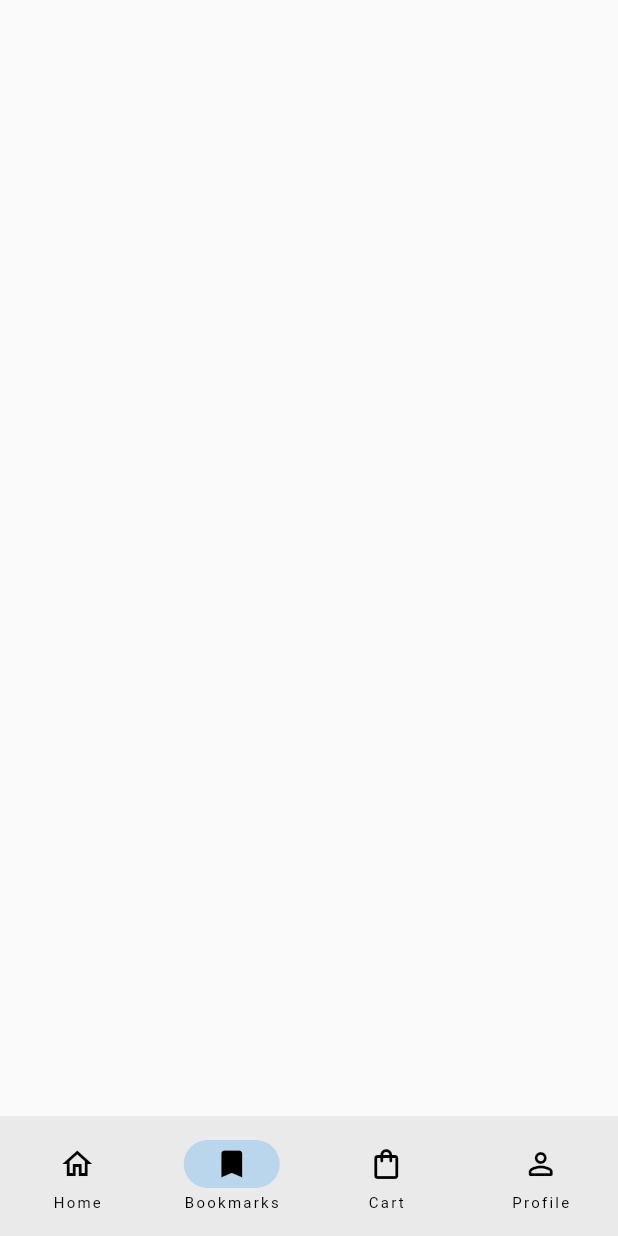
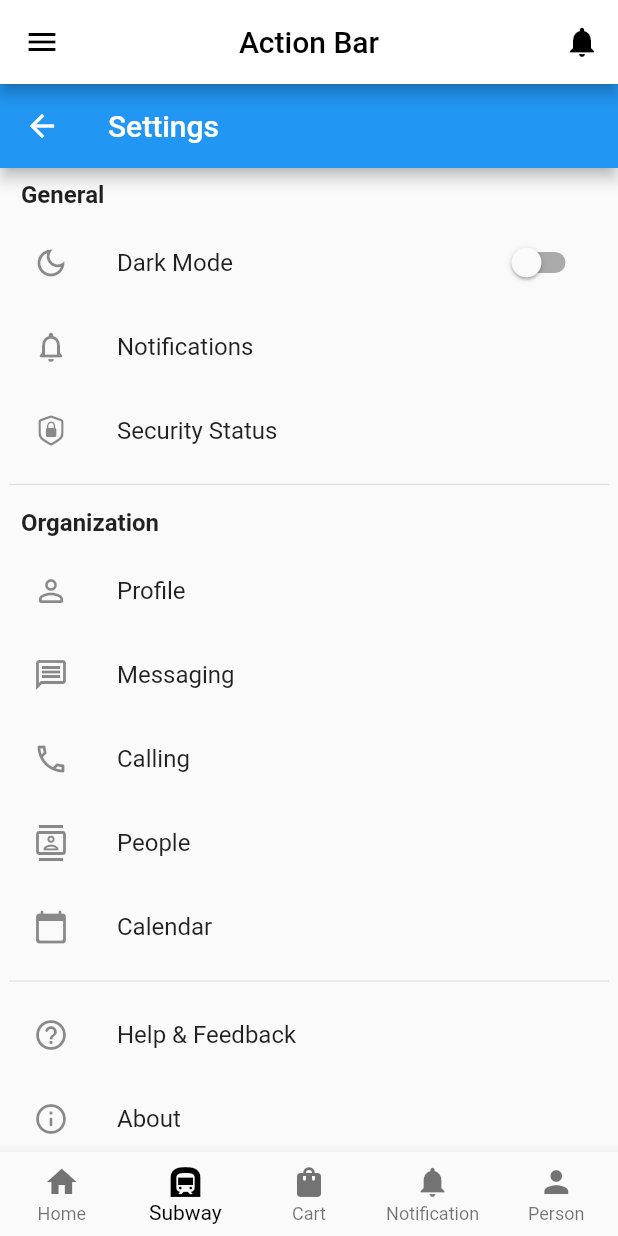
Before and after one commit to Adventure-SWD/Mobile, a Flutter app: the MyHomePage screen opened by its route, item 2 of the bottom bar chosen, on a phone screen of 412 x 824 dp. Run offline on Flutter 3.47's test engine with Material 2 defaults, Android fonts, the phone set to English and light mode, and no system bars.

Commit message:
update bottom navigation bar

```diff
--- a/lib/bottom_navigation_bar.dart
+++ b/lib/bottom_navigation_bar.dart
@@ -34,9 +34,9 @@ const _navBarItems = [
     label: 'Home',
   ),
   NavigationDestination(
-    icon: Icon(Icons.bookmark_border_outlined),
-    selectedIcon: Icon(Icons.bookmark_rounded),
-    label: 'Bookmarks',
+    icon: Icon(Icons.subway_outlined),
+    selectedIcon: Icon(Icons.subway_rounded),
+    label: 'Subway',
   ),
   NavigationDestination(
     icon: Icon(Icons.shopping_bag_outlined),
@@ -44,6 +44,11 @@ const _navBarItems = [
     label: 'Cart',
   ),
   NavigationDestination(
+    icon: Icon(Icons.notifications_outlined),
+    selectedIcon: Icon(Icons.notifications_rounded),
+    label: 'Notification',
+  ),
+  NavigationDestination(
     icon: Icon(Icons.person_outline_rounded),
     selectedIcon: Icon(Icons.person_rounded),
     label: 'Profile',
--- a/lib/home_page.dart
+++ b/lib/home_page.dart
@@ -1,35 +1,25 @@
 import 'package:flutter/material.dart';
+import 'package:metrofood/search_bar_app.dart';
 
-//Screen
-import 'package:metrofood/search_bar_app.dart';
-import 'app_bar.dart';
-import 'bottom_navigation_bar.dart';
-
-class MyHomePage extends StatefulWidget {
+class HomePage extends StatefulWidget {
   static const routeName = '/home-page';
-
-  const MyHomePage({
-    super.key
-  });
+  const HomePage({Key? key}) : super(key: key);
 
   @override
-  State<MyHomePage> createState() => _MyHomePageState();
+  State<StatefulWidget> createState() => _HomePageState();
 }
 
-class _MyHomePageState extends State<MyHomePage> {
-  int _currentIndex = 0;
-  bool isDark = false;
-
+class _HomePageState extends State<HomePage> {
   @override
   Widget build(BuildContext context) {
-    return Scaffold(
-      appBar: const CustomAppBar(),
-      body: const Padding(
-        padding: EdgeInsets.all(8.0),
-        child: SearchBarApp(),
-      ),
-      bottomNavigationBar: Material3BottomNav(
-
+    return SafeArea(
+      child: Scaffold(
+        body: Padding(
+            padding: EdgeInsets.only(bottom: 25),
+            child: Align(
+              alignment: Alignment.bottomCenter,
+              child: SearchBarApp(),
+            )),
       ),
     );
   }
--- a/lib/login_page.dart
+++ b/lib/login_page.dart
@@ -175,7 +175,7 @@ class __FormContentState extends State<_FormContent> {
                     /// do something
                   }
                   // Dùng để test, bấm chạy vào màn hình chính
-                  Navigator.pushNamed(context, '/home-page');
+                  Navigator.pushNamed(context, '/main-page');
                 },
               ),
             ),
--- a/lib/main.dart
+++ b/lib/main.dart
@@ -1,4 +1,7 @@
 import 'package:flutter/material.dart';
+import 'package:metrofood/notification_page.dart';
+import 'package:metrofood/profile_page.dart';
+import 'package:metrofood/settingPage.dart';
 
 //screens
 import './home_page.dart';
@@ -23,8 +26,93 @@ class MyApp extends StatelessWidget {
       routes: {
         LoginScreen.routeName: (ctx) => const LoginScreen(),
         RegisterScreen.routeName: (ctx) => const RegisterScreen(),
+        HomePage.routeName: (ctx) => const HomePage(),
         MyHomePage.routeName: (ctx) => const MyHomePage(),
       },
     );
   }
 }
+class MyHomePage extends StatefulWidget {
+  static const routeName = '/main-page';
+  const MyHomePage({super.key});
+
+
+  @override
+  State<MyHomePage> createState() => _MyHomePageState();
+}
+
+class _MyHomePageState extends State<MyHomePage> {
+  // khai báo biến
+  int _currentIndex = 0;
+
+  final screen = [
+    const HomePage(),
+    const SettingsPage(),
+    const NewsFeedPage(),
+    const ProfilePage(),
+    const RegisterScreen()
+  ];
+
+  @override
+  Widget build(BuildContext context) {
+    return Scaffold(
+      appBar: AppBar(
+        leading: IconButton(
+          icon: const Icon(Icons.menu),
+          onPressed: () {
+
+          },
+        ),
+        actions: [
+          IconButton(
+            icon: const Icon(Icons.notifications),
+            onPressed: () {
+
+            },
+          )
+        ],
+        title: const Text('Action Bar'),
+        centerTitle: true,
+        backgroundColor: Colors.white,
+        foregroundColor: Colors.black,
+      ),
+
+      body: screen[_currentIndex],
+
+      bottomNavigationBar: BottomNavigationBar(
+        // định dạng Footer
+        fixedColor: Colors.black,
+        type: BottomNavigationBarType.fixed,
+
+        currentIndex: _currentIndex,
+        onTap: (index){
+          setState(() {
+            _currentIndex = index;
+          });
+        },
+        items: const [
+          BottomNavigationBarItem(
+            icon: Icon(Icons.home),
+            label: "Home",
+          ),
+          BottomNavigationBarItem(
+            icon: Icon(Icons.subway),
+            label: "Subway",
+          ),
+          BottomNavigationBarItem(
+            icon: Icon(Icons.shopping_bag),
+            label: "Cart",
+          ),
+          BottomNavigationBarItem(
+            icon: Icon(Icons.notifications),
+            label: "Notification",
+          ),
+          BottomNavigationBarItem(
+            icon: Icon(Icons.person),
+            label: "Person",
+          ),
+        ],
+      ),
+    );
+  }
+}
--- /dev/null
+++ b/lib/settingPage.dart
@@ -0,0 +1,132 @@
+import 'package:flutter/cupertino.dart';
+import 'package:flutter/material.dart';
+
+class SettingsPage extends StatefulWidget {
+  const SettingsPage({Key? key}) : super(key: key);
+
+  @override
+  State<SettingsPage> createState() => _SettingsPageState();
+}
+
+class _SettingsPageState extends State<SettingsPage> {
+  bool _isDark = false;
+  @override
+  Widget build(BuildContext context) {
+    return Theme(
+      data: _isDark ? ThemeData.dark() : ThemeData.light(),
+      child: Scaffold(
+        appBar: AppBar(
+          title: const Text("Settings"),
+        ),
+        body: Center(
+          child: Container(
+            constraints: const BoxConstraints(maxWidth: 400),
+            child: ListView(
+              children: [
+                _SingleSection(
+                  title: "General",
+                  children: [
+                    _CustomListTile(
+                        title: "Dark Mode",
+                        icon: Icons.dark_mode_outlined,
+                        trailing: Switch(
+                            value: _isDark,
+                            onChanged: (value) {
+                              setState(() {
+                                _isDark = value;
+                              });
+                            })),
+                    const _CustomListTile(
+                        title: "Notifications",
+                        icon: Icons.notifications_none_rounded),
+                    const _CustomListTile(
+                        title: "Security Status",
+                        icon: CupertinoIcons.lock_shield),
+                  ],
+                ),
+                const Divider(),
+                const _SingleSection(
+                  title: "Organization",
+                  children: [
+                    _CustomListTile(
+                        title: "Profile", icon: Icons.person_outline_rounded),
+                    _CustomListTile(
+                        title: "Messaging", icon: Icons.message_outlined),
+                    _CustomListTile(
+                        title: "Calling", icon: Icons.phone_outlined),
+                    _CustomListTile(
+                        title: "People", icon: Icons.contacts_outlined),
+                    _CustomListTile(
+                        title: "Calendar", icon: Icons.calendar_today_rounded)
+                  ],
+                ),
+                const Divider(),
+                const _SingleSection(
+                  children: [
+                    _CustomListTile(
+                        title: "Help & Feedback",
+                        icon: Icons.help_outline_rounded),
+                    _CustomListTile(
+                        title: "About", icon: Icons.info_outline_rounded),
+                    _CustomListTile(
+                        title: "Sign out", icon: Icons.exit_to_app_rounded),
+                  ],
+                ),
+              ],
+            ),
+          ),
+        ),
+      ),
+    );
+  }
+}
+
+class _CustomListTile extends StatelessWidget {
+  final String title;
+  final IconData icon;
+  final Widget? trailing;
+  const _CustomListTile(
+      {Key? key, required this.title, required this.icon, this.trailing})
+      : super(key: key);
+
+  @override
+  Widget build(BuildContext context) {
+    return ListTile(
+      title: Text(title),
+      leading: Icon(icon),
+      trailing: trailing,
+      onTap: () {},
+    );
+  }
+}
+
+class _SingleSection extends StatelessWidget {
+  final String? title;
+  final List<Widget> children;
+  const _SingleSection({
+    Key? key,
+    this.title,
+    required this.children,
+  }) : super(key: key);
+
+  @override
+  Widget build(BuildContext context) {
+    return Column(
+      mainAxisAlignment: MainAxisAlignment.start,
+      crossAxisAlignment: CrossAxisAlignment.start,
+      children: [
+        if (title != null)
+          Padding(
+            padding: const EdgeInsets.all(8.0),
+            child: Text(
+              title!,
+              style: const TextStyle(fontSize: 16, fontWeight: FontWeight.bold),
+            ),
+          ),
+        Column(
+          children: children,
+        ),
+      ],
+    );
+  }
+}
```
Also changed, not shown: lib/notification_page.dart (added, +137 -0 lines), lib/profile_page.dart (added, +112 -0 lines).
